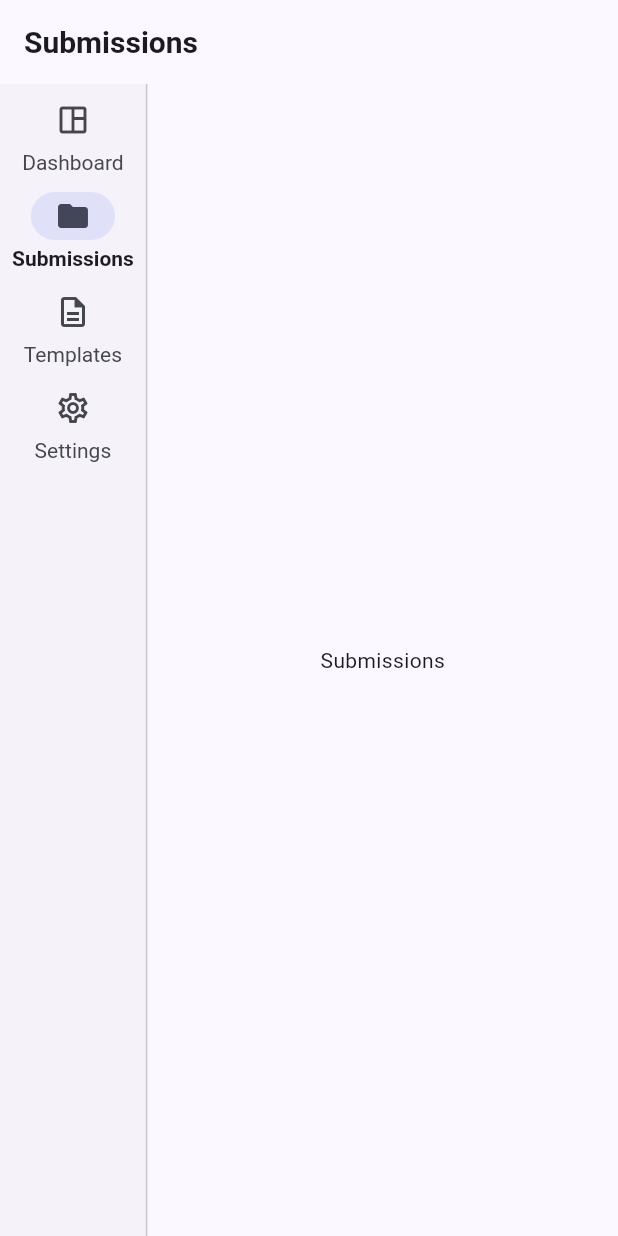
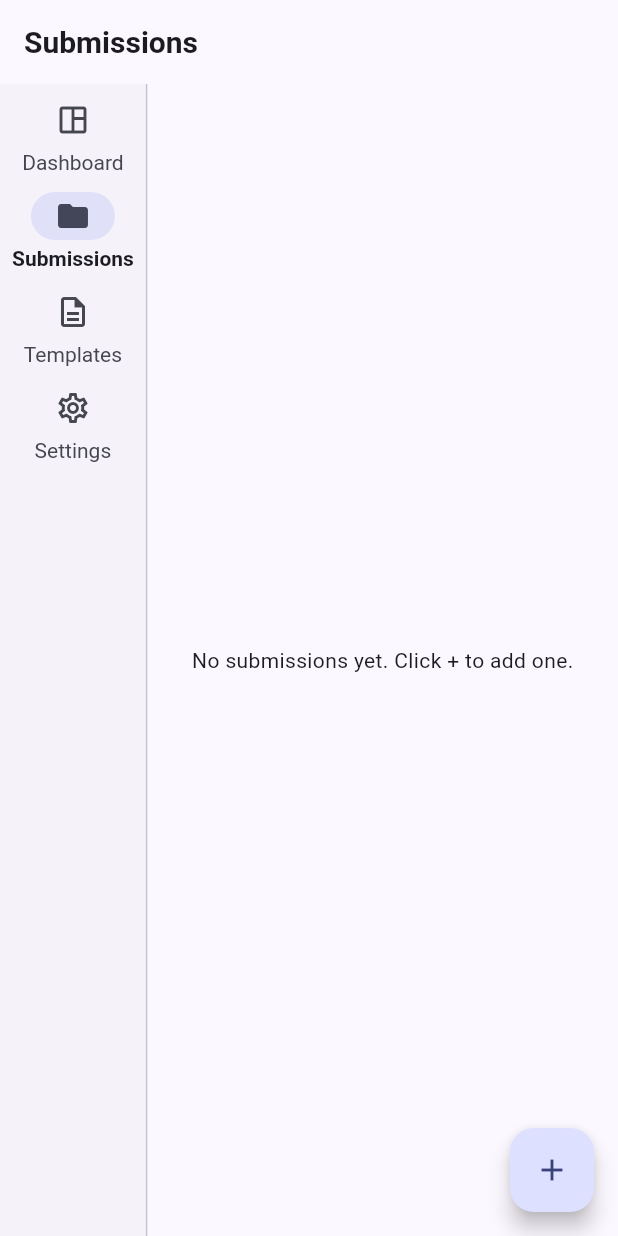
Before and after one commit to munkh-hustle/print-certificate, a Flutter app: the screen it shows after launch, after a tap on "Submissions", on a phone screen of 412 x 824 dp. Run offline on Flutter 3.47's test engine with Material 3 defaults, Android fonts, the phone set to English and light mode, and no system bars; our stand-ins replace drift, flutter_riverpod; accounts and stored records are empty; generated files the repository leaves out were written again.

Commit message:
Implement Step 4: Submissions list and certificate ID generation
- Added `lib/services/certificate_id_service.dart` with a thin wrapper delegating to `AppDatabase.nextCertificateId` and exposing it via Riverpod provider.
- Created `lib/features/submissions/submissions_page.dart` as a `ConsumerWidget` displaying submissions from Drift stream with empty state handling and FloatingActionButton trigger.
- Implemented `lib/features/submissions/add_submission_dialog.dart` for manual data entry, including course dropdown loading, form validation, UUID-based placeholder `sheetRowHash`, and submission insertion logic.
- Added `lib/features/submissions/submissions_providers.dart` to provide a `StreamProvider` that watches submissions from the database asynchronously.
- Updated `lib/main.dart` to import and use the new real `SubmissionsPage` instead of the placeholder, ensuring correct routing within `HomeShell`.
- Modified `lib/features/placeholder_pages.dart` to remove the obsolete `SubmissionsPage` placeholder class to avoid name conflicts.

```diff
--- a/lib/features/placeholder_pages.dart
+++ b/lib/features/placeholder_pages.dart
@@ -1,8 +1,12 @@
 import 'package:flutter/material.dart';
 
 /// Placeholder pages for Step 1. Each will be replaced by a real screen
-/// in later steps (Dashboard = Step 8+, Submissions = Step 4, Templates =
-/// Step 6, Settings = Step 3).
+/// in later steps (Dashboard = Step 8+, Templates = Step 6, Settings = Step 3).
+///
+/// Submissions was replaced by the real page in Step 4 — see
+/// `lib/features/submissions/submissions_page.dart` (the old placeholder
+/// `SubmissionsPage` here was removed to avoid a name clash with main.dart's
+/// imports).
 
 class DashboardPage extends StatelessWidget {
   const DashboardPage({super.key});
@@ -10,15 +14,6 @@ class DashboardPage extends StatelessWidget {
   @override
   Widget build(BuildContext context) {
     return const Center(child: Text('Dashboard'));
-  }
-}
-
-class SubmissionsPage extends StatelessWidget {
-  const SubmissionsPage({super.key});
-
-  @override
-  Widget build(BuildContext context) {
-    return const Center(child: Text('Submissions'));
   }
 }
 
--- /dev/null
+++ b/lib/features/submissions/submissions_page.dart
@@ -0,0 +1,56 @@
+import 'package:flutter/material.dart';
+import 'package:flutter_riverpod/flutter_riverpod.dart';
+
+import 'add_submission_dialog.dart';
+import 'submissions_providers.dart';
+
+/// Step 4 — Submissions list fed by a Drift stream (fake/manual data only;
+/// Google Sheets ingestion is Step 8+).
+class SubmissionsPage extends ConsumerWidget {
+  const SubmissionsPage({super.key});
+
+  @override
+  Widget build(BuildContext context, WidgetRef ref) {
+    final submissionsAsync = ref.watch(submissionsListProvider);
+
+    return Scaffold(
+      backgroundColor: Colors.transparent,
+      floatingActionButton: FloatingActionButton(
+        onPressed: () => showDialog<void>(
+          context: context,
+          builder: (_) => const AddSubmissionDialog(),
+        ),
+        child: const Icon(Icons.add),
+      ),
+      body: submissionsAsync.when(
+        loading: () => const Center(child: CircularProgressIndicator()),
+        error: (err, stack) => Center(
+          child: Text('Failed to load submissions:\n$err'),
+        ),
+        data: (submissions) {
+          if (submissions.isEmpty) {
+            return const Center(
+              child: Text('No submissions yet. Click + to add one.'),
+            );
+          }
+          return ListView.separated(
+            padding: const EdgeInsets.only(bottom: 80),
+            itemCount: submissions.length,
+            separatorBuilder: (_, __) => const Divider(height: 1),
+            itemBuilder: (context, index) {
+              final s = submissions[index];
+              return ListTile(
+                title: Text('${s.surname} ${s.name}'),
+                subtitle: Text(
+                  '${s.certificateId ?? '—'} · ${s.civilNumber} · ${s.status}',
+                ),
+                // Trailing intentionally empty: print/preview buttons are
+                // Steps 6–7.
+              );
+            },
+          );
+        },
+      ),
+    );
+  }
+}
--- a/lib/main.dart
+++ b/lib/main.dart
@@ -5,6 +5,7 @@ import 'app/router.dart';
 import 'app/theme.dart';
 import 'features/placeholder_pages.dart';
 import 'features/settings/settings_screen.dart';
+import 'features/submissions/submissions_page.dart';
 
 void main() {
   runApp(const ProviderScope(child: DisboxApp()));
@@ -57,7 +58,7 @@ class _HomeShellState extends State<HomeShell> {
       label: 'Submissions',
       icon: Icons.folder_outlined,
       selectedIcon: Icons.folder,
-      bodyBuilder: (_) => SubmissionsPage(),
+      bodyBuilder: (_) => const SubmissionsPage(),
     ),
     RailDestination(
       label: 'Templates',
```
Also changed, not shown: lib/features/submissions/add_submission_dialog.dart (added, +215 -0 lines), lib/features/submissions/submissions_providers.dart (added, +18 -0 lines), lib/services/certificate_id_service.dart (added, +35 -0 lines).
